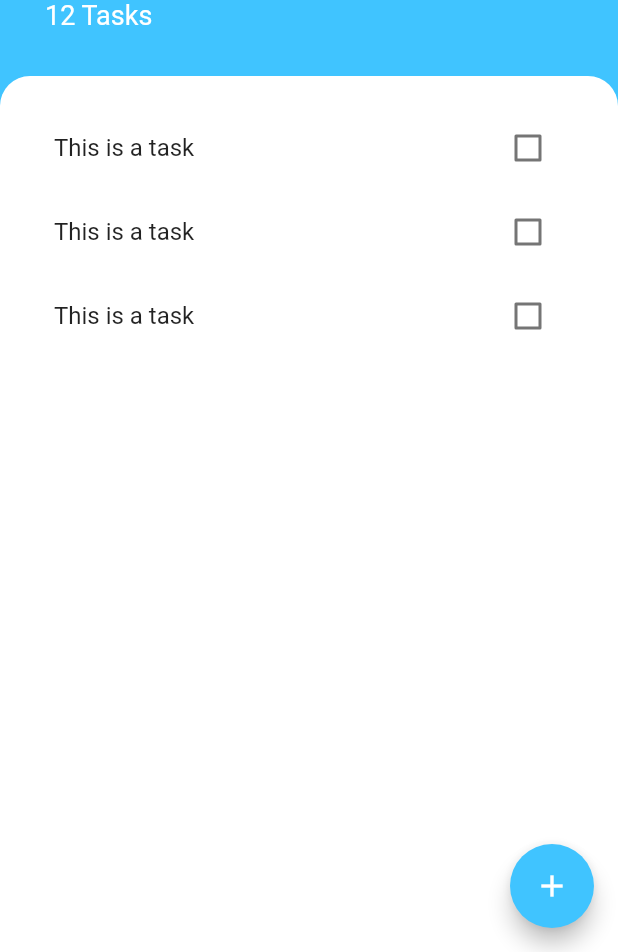
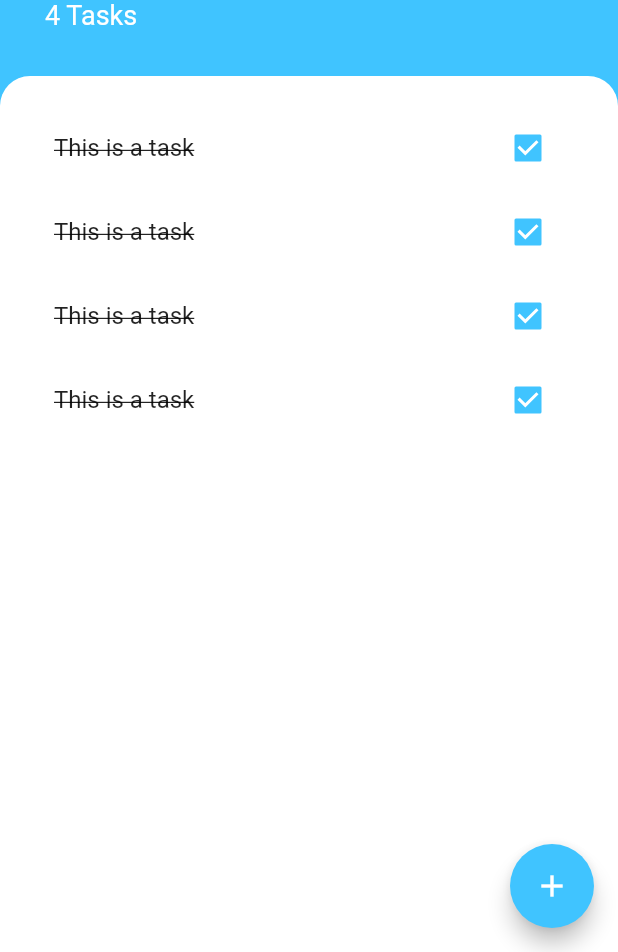
Before and after one commit to adsalihac/TodoList-Flutter, a Flutter app: the screen it shows after launch, on a phone screen of 412 x 824 dp, the part 284-1236 px from its top. Run offline on Flutter 3.47's test engine with Material 2 defaults, Android fonts, the phone set to English and light mode, and no system bars.

Commit message:
add task and list task is added

```diff
--- a/lib/models/task.dart
+++ b/lib/models/task.dart
@@ -0,0 +1,11 @@
+class Task {
+  final String name;
+  bool isDone;
+
+  Task({required this.name,  this.isDone = false});
+
+  void toggleDone() {
+    isDone = !isDone;
+  }
+
+}
--- a/lib/screens/task_screen.dart
+++ b/lib/screens/task_screen.dart
@@ -1,12 +1,25 @@
+import 'package:flutter/foundation.dart';
 import 'package:flutter/material.dart';
+import '../models/task.dart';
 import '../widgets/task_list.dart';
 import '../widgets/task_title.dart';
 import '../screens/add_task_screen.dart';
 
-class TaskScreen extends StatelessWidget {
+class TaskScreen extends StatefulWidget {
   const TaskScreen({Key? key}) : super(key: key);
 
-  // Widget buildBottomSheet(BuildContext context) => Container();
+  @override
+  State<TaskScreen> createState() => _TaskScreenState();
+}
+
+class _TaskScreenState extends State<TaskScreen> {
+
+  List<Task> tasks = [
+    Task(name: 'Buy milk', isDone: true),
+    Task(name: 'Buy egg', isDone: true),
+    Task(name: 'Buy bread', isDone: true),
+    Task(name: 'Buy chicken', isDone: true),
+  ];
 
   @override
   Widget build(BuildContext context) {
@@ -20,7 +33,17 @@ class TaskScreen extends StatelessWidget {
         ),
         context: context,
         builder: (BuildContext context) {
-          return const AddTaskScreen();
+          return  AddTaskScreen(
+            addTaskCallBack: (val) {
+              if (kDebugMode) {
+                print(val);
+              }
+              setState((){
+                tasks.add(Task(name: val));
+              });
+              Navigator.pop(context);
+            },
+          );
         },
       );
         },
@@ -35,8 +58,8 @@ class TaskScreen extends StatelessWidget {
                 top: 60.0, left: 30.0, right: 30.0, bottom: 30.0),
             child: Column(
               crossAxisAlignment: CrossAxisAlignment.start,
-              children: const [
-                CircleAvatar(
+              children:  [
+                const CircleAvatar(
                   backgroundColor: Colors.white,
                   radius: 30.0,
                   child: Icon(
@@ -45,10 +68,10 @@ class TaskScreen extends StatelessWidget {
                     color: Colors.lightBlueAccent,
                   ),
                 ),
-                SizedBox(
+                const SizedBox(
                   height: 10.0,
                 ),
-                Text(
+                const Text(
                   'TodoList',
                   style: TextStyle(
                       color: Colors.white,
@@ -56,8 +79,8 @@ class TaskScreen extends StatelessWidget {
                       fontWeight: FontWeight.w700),
                 ),
                 Text(
-                  '12 Tasks',
-                  style: TextStyle(
+                  '${tasks.length} ${tasks.length == 1 ? 'Task' : 'Tasks' }',
+                  style: const TextStyle(
                     color: Colors.white,
                     fontSize: 18.0,
                   ),
@@ -74,7 +97,9 @@ class TaskScreen extends StatelessWidget {
                   borderRadius: BorderRadius.only(
                       topLeft: Radius.circular(20.0),
                       topRight: Radius.circular(20.0))),
-              child: const TaskList(),
+              child:  TaskList(
+                tasks: tasks,
+              ),
             ),
           ),
         ],
--- a/lib/widgets/task_list.dart
+++ b/lib/widgets/task_list.dart
@@ -1,19 +1,34 @@
 import 'package:flutter/material.dart';
 import './task_title.dart';
+import '../models/task.dart';
 
-class TaskList extends StatelessWidget {
-  const TaskList({
-    Key? key,
-  }) : super(key: key);
+class TaskList extends StatefulWidget {
+
+  final List<Task> tasks;
+
+  TaskList({required this.tasks});
+
+  @override
+  State<TaskList> createState() => _TaskListState();
+}
+
+class _TaskListState extends State<TaskList> {
 
   @override
   Widget build(BuildContext context) {
-    return ListView(
-        children: const [
-          TaskTitle(),
-          TaskTitle(),
-          TaskTitle(),
-        ]
-    );
+    return ListView.builder(
+        itemCount: widget.tasks.length,
+        itemBuilder: (context, index) {
+          return TaskTitle(
+            isChecked: widget.tasks[index].isDone,
+            taskTitle: widget.tasks[index].name,
+            checkBoxCallBack: (bool? checkboxState) {
+              setState(() {
+                widget.tasks[index].isDone = checkboxState!;
+                // tasks[index].toggleDone();
+              });
+            },
+          );
+        });
   }
 }
--- a/lib/widgets/task_title.dart
+++ b/lib/widgets/task_title.dart
@@ -1,16 +1,11 @@
 import 'package:flutter/material.dart';
 
 
-class TaskTitle extends StatefulWidget {
-  const TaskTitle({Key? key}) : super(key: key);
-
-  @override
-  State<TaskTitle> createState() => _TaskTitleState();
-}
-
-class _TaskTitleState extends State<TaskTitle> {
+class TaskTitle extends StatelessWidget {
 
   bool isChecked = false;
+  final String taskTitle;
+  final Function checkBoxCallBack;
 
   // void checkBoxCallBack(bool? checkboxState) {
   //   setState(() {
@@ -19,41 +14,30 @@ class _TaskTitleState extends State<TaskTitle> {
   // }
   //
 
+  TaskTitle({required this.isChecked , required this.taskTitle , required this.checkBoxCallBack});
+
   @override
   Widget build(BuildContext context) {
     return ListTile(
-      title:  Text(
+      title: Text(
         'This is a task',
         style: TextStyle(
           decoration: isChecked ? TextDecoration.lineThrough : null,
         ),
       ),
-      trailing: TaskCheckBox(checkboxState: isChecked,
-        toggleCheckBoxState: (bool? checkboxState) {
-          setState(() {
-            isChecked = checkboxState!;
-          });
-        },
+      trailing: Checkbox(
+          activeColor: Colors.lightBlueAccent,
+          value: isChecked,
+          onChanged: (val) {
+            checkBoxCallBack(val);
+          }
       ),
     );
   }
 }
 
-
-class TaskCheckBox extends StatelessWidget {
-  final bool checkboxState;
-  final Function toggleCheckBoxState;
-
-  TaskCheckBox({required this.checkboxState , required this.toggleCheckBoxState});
-
-  @override
-  Widget build(BuildContext context) {
-    return Checkbox(
-      activeColor: Colors.lightBlueAccent,
-      value: checkboxState,
-      onChanged: (val) {
-        toggleCheckBoxState(val);
-      },
-    );
-  }
-}
+// (bool? checkboxState) {
+// setState(() {
+// isChecked = checkboxState!;
+// });
+// },
```
Also changed, not shown: lib/screens/add_task_screen.dart (+15 -5 lines).
